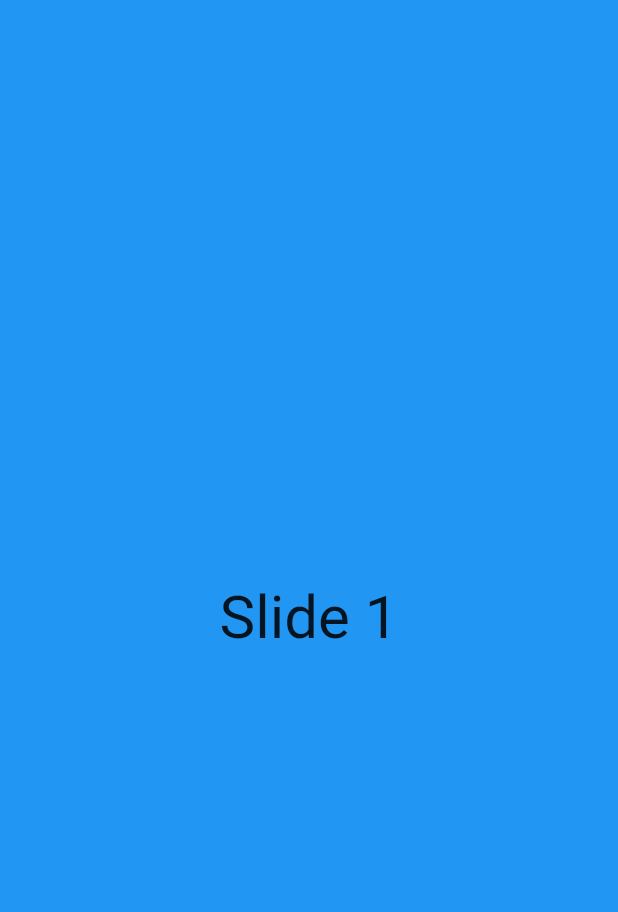
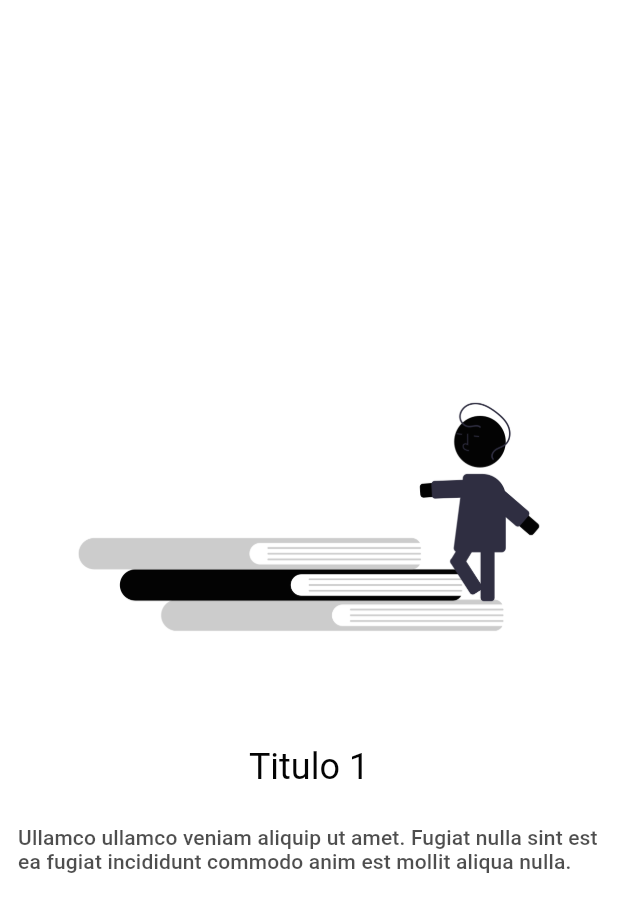
Before and after one commit to klauscj1/capacitacion_icreativa_flutter_pfinal, a Flutter app: the screen it shows after launch, on a phone screen of 412 x 824 dp. Shown: the top 912 px of the screen. Run offline on Flutter 3.47's test engine with Material 2 defaults, Android fonts, the phone set to English and light mode, and no system bars.

Commit message:
make login and onboarding

```diff
--- a/lib/main.dart
+++ b/lib/main.dart
@@ -1,4 +1,5 @@
 import 'package:flutter/material.dart';
+import 'package:proyecto_final_capacitacion/routes/routes.dart';
 import 'package:proyecto_final_capacitacion/ui/pages/onboarding_page.dart';
 
 void main() => runApp(MyApp());
@@ -7,8 +8,15 @@ class MyApp extends StatelessWidget {
   @override
   Widget build(BuildContext context) {
     return MaterialApp(
+      debugShowCheckedModeBanner: false,
       title: 'Material App',
-      home: OnboardingPage(),
+      theme: ThemeData(
+        primaryColor: Color(0Xff030303),
+        // primaryColor: Colors.red,
+        accentColor: Color(0xffF4F4F4),
+      ),
+      initialRoute: '/',
+      routes: getRutas(),
     );
   }
 }
--- /dev/null
+++ b/lib/routes/routes.dart
@@ -0,0 +1,10 @@
+import 'package:flutter/material.dart';
+import 'package:proyecto_final_capacitacion/ui/pages/login_page.dart';
+import 'package:proyecto_final_capacitacion/ui/pages/onboarding_page.dart';
+
+Map<String, WidgetBuilder> getRutas() {
+  return <String, WidgetBuilder>{
+    '/': (BuildContext context) => OnboardingPage(),
+    'login': (BuildContext context) => LoginPage(),
+  };
+}
--- a/lib/ui/pages/onboarding_page.dart
+++ b/lib/ui/pages/onboarding_page.dart
@@ -1,43 +1,37 @@
 import 'package:flutter/material.dart';
+import 'package:proyecto_final_capacitacion/ui/widgets/slide_widget.dart';
 
 class OnboardingPage extends StatelessWidget {
   @override
   Widget build(BuildContext context) {
     return Scaffold(
+      backgroundColor: Colors.white,
       body: PageView(
         children: [
-          Container(
-            color: Colors.blue,
-            child: Center(
-                child: Text(
-              'Slide 1',
-              style: TextStyle(fontSize: 40),
-            )),
+          SlideWidget(
+              imagen: 'assets/onboarding/onb1.png',
+              titulo: 'Titulo 1',
+              subtitulo:
+                  'Ullamco ullamco veniam aliquip ut amet. Fugiat nulla sint est ea fugiat incididunt commodo anim est mollit aliqua nulla. '),
+          SlideWidget(
+            imagen: 'assets/onboarding/onb2.png',
+            titulo: 'Titulo 2',
+            subtitulo:
+                'Ullamco ullamco veniam aliquip ut amet. Fugiat nulla sint est ea fugiat incididunt commodo anim est mollit aliqua nulla. ',
           ),
-          Container(
-            color: Colors.red,
-            child: Center(
-                child: Text(
-              'Slide 2',
-              style: TextStyle(fontSize: 40),
-            )),
+          SlideWidget(
+            imagen: 'assets/onboarding/onb3.png',
+            titulo: 'Titulo 3',
+            subtitulo:
+                'Ullamco ullamco veniam aliquip ut amet. Fugiat nulla sint est ea fugiat incididunt commodo anim est mollit aliqua nulla. ',
           ),
-          Container(
-            color: Colors.orange,
-            child: Center(
-                child: Text(
-              'Slide 3',
-              style: TextStyle(fontSize: 40),
-            )),
+          SlideWidget(
+            imagen: 'assets/onboarding/onb4.png',
+            titulo: 'Titulo 4',
+            subtitulo:
+                'Ullamco ullamco veniam aliquip ut amet. Fugiat nulla sint est ea fugiat incididunt commodo anim est mollit aliqua nulla. ',
+            esFinal: true,
           ),
-          Container(
-            color: Colors.amber,
-            child: Center(
-                child: Text(
-              'Slide 4',
-              style: TextStyle(fontSize: 40),
-            )),
-          )
         ],
       ),
     );
--- /dev/null
+++ b/lib/ui/widgets/slide_widget.dart
@@ -0,0 +1,82 @@
+import 'package:flutter/material.dart';
+
+class SlideWidget extends StatelessWidget {
+  final String imagen;
+  final String titulo;
+  final String subtitulo;
+  final bool esFinal;
+  const SlideWidget({
+    Key key,
+    @required this.imagen,
+    @required this.titulo,
+    @required this.subtitulo,
+    this.esFinal = false,
+  }) : super(key: key);
+
+  @override
+  Widget build(BuildContext context) {
+    return Container(
+      child: Center(
+        child: Padding(
+          padding: EdgeInsets.symmetric(horizontal: 12.0),
+          child: Column(
+            crossAxisAlignment: CrossAxisAlignment.center,
+            mainAxisAlignment: MainAxisAlignment.center,
+            children: [
+              Image.asset(imagen),
+              SizedBox(
+                height: 50,
+              ),
+              Text(
+                titulo,
+                style: Theme.of(context)
+                    .textTheme
+                    .headline5
+                    .copyWith(color: Theme.of(context).primaryColor),
+              ),
+              SizedBox(
+                height: 25,
+              ),
+              Text(
+                subtitulo,
+                style: Theme.of(context).textTheme.subtitle2.copyWith(
+                      color: Theme.of(context).primaryColor.withOpacity(.7),
+                    ),
+              ),
+              esFinal
+                  ? SizedBox(
+                      height: 60,
+                    )
+                  : Container(),
+              esFinal
+                  ? RaisedButton(
+                      shape: RoundedRectangleBorder(
+                          borderRadius: BorderRadius.circular(30),
+                          side: BorderSide(
+                            color: Theme.of(context).primaryColor,
+                          )),
+                      color: Theme.of(context).primaryColor,
+                      onPressed: () {
+                        print('deberia llevarme al login');
+                        Navigator.pushReplacementNamed(context, 'login');
+                      },
+                      child: Padding(
+                        padding: const EdgeInsets.symmetric(
+                            vertical: 15.0, horizontal: 40),
+                        child: Text(
+                          'Comenzar',
+                          style: Theme.of(context)
+                              .textTheme
+                              .button
+                              .copyWith(color: Colors.white),
+                        ),
+                      ),
+                    )
+                  : Container()
+            ],
+          ),
+        ),
+      ),
+    );
+  }
+}
```
Also changed, not shown: lib/ui/pages/login_page.dart (added, +70 -0 lines), pubspec.yaml (+4 -5 lines), assets/onboarding/onb1.png (added), assets/onboarding/onb2.png (added), assets/onboarding/onb3.png (added), assets/onboarding/onb4.png (added), pubspec.lock, 1 other file.
